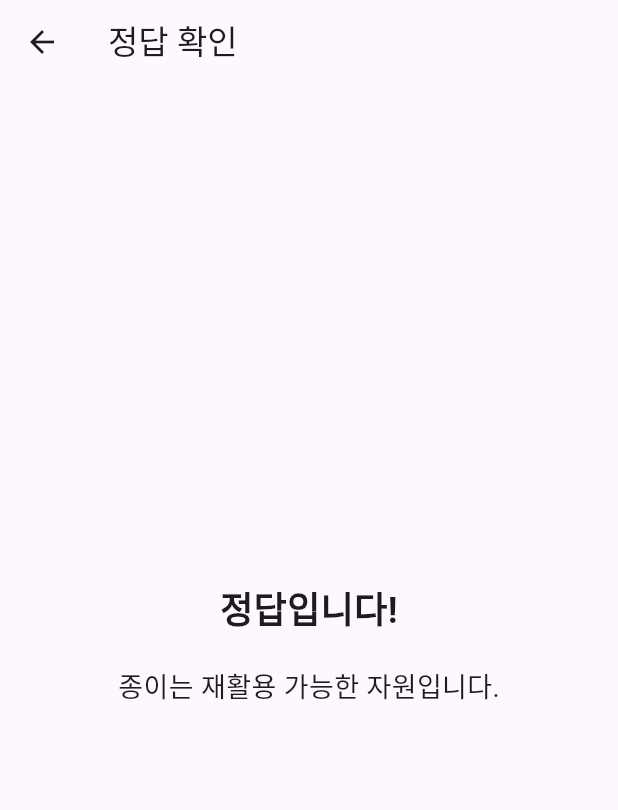
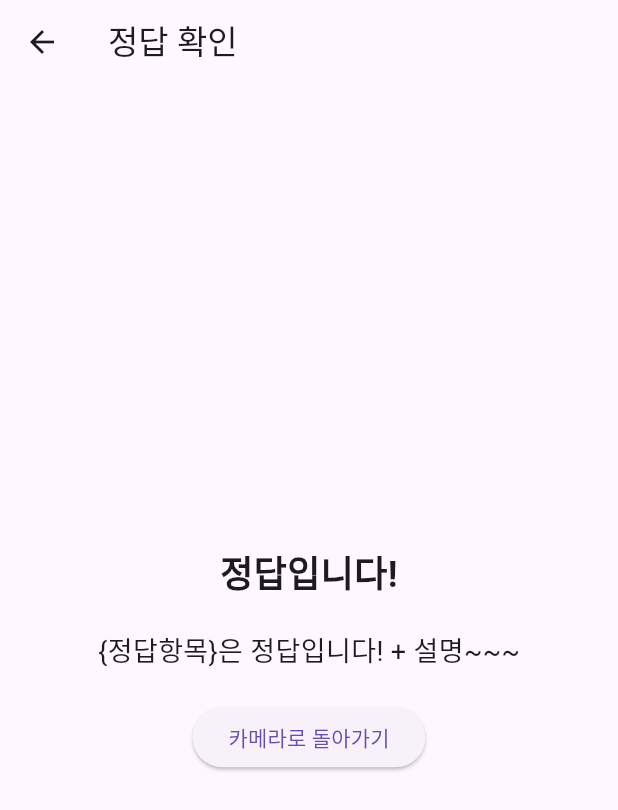
Before and after one commit to jiyun5826/1234, a Flutter app: the AnswerChoice screen opened directly, after a tap on "종이", on a phone screen of 412 x 824 dp. Shown: the top 810 px of the screen. Run offline on Flutter 3.47's test engine with Material 3 defaults, Android fonts, the phone set to English and light mode, and no system bars; our stand-ins replace camera, firebase_core; missing offline and left inert: tflite; accounts and stored records are empty; statements that could not run were skipped.

Commit message:
돌아가기

```diff
--- a/lib/page/camerapage2.dart
+++ b/lib/page/camerapage2.dart
@@ -1,6 +1,5 @@
 import 'package:flutter/material.dart';
 import 'package:project/recognition/camerarecognition.dart';
-import 'package:project/recognition/teachablemachine.dart';
 
 class CameraPage2 extends StatefulWidget {
   const CameraPage2({super.key});
--- a/lib/quiz/answerchoice.dart
+++ b/lib/quiz/answerchoice.dart
@@ -1,6 +1,6 @@
 // answer_choice.dart
 import 'package:flutter/material.dart';
-import 'package:project/answer/answeresult.dart'; // AnswerResultPage를 import
+import 'package:project/quiz/answeresult.dart'; // AnswerResultPage를 import
 
 class AnswerChoice extends StatelessWidget {
   const AnswerChoice({super.key});
@@ -36,7 +36,7 @@ class AnswerChoice extends StatelessWidget {
                     height: 150,
                     child: FloatingActionButton(
                       onPressed: () {
-                        _navigateToAnswerResult(context, '종이');
+                        _navigateToAnswerResult(context, '0');
                       },
                       child: Text("종이"),
                     ),
@@ -49,7 +49,7 @@ class AnswerChoice extends StatelessWidget {
                     height: 150,
                     child: FloatingActionButton(
                       onPressed: () {
-                        _navigateToAnswerResult(context, '플라스틱');
+                        _navigateToAnswerResult(context, '1');
                       },
                       child: Text("플라스틱"),
                     ),
@@ -62,7 +62,7 @@ class AnswerChoice extends StatelessWidget {
                     height: 150,
                     child: FloatingActionButton(
                       onPressed: () {
-                        _navigateToAnswerResult(context, '캔');
+                        _navigateToAnswerResult(context, '2');
                       },
                       child: Text("캔"),
                     ),
@@ -75,7 +75,7 @@ class AnswerChoice extends StatelessWidget {
                     height: 150,
                     child: FloatingActionButton(
                       onPressed: () {
-                        _navigateToAnswerResult(context, '일반쓰레기');
+                        _navigateToAnswerResult(context, '3');
                       },
                       child: Text("일반쓰레기"),
                     ),
--- a/lib/answer/answeresult.dart
+++ b/lib/quiz/answeresult.dart
@@ -1,5 +1,6 @@
 // answer_result.dart
 import 'package:flutter/material.dart';
+import 'package:project/page/camerapage2.dart';
 import 'package:project/quiz/answerchoice.dart'; // AnswerChoice 페이지 import
 
 class AnswerResultPage extends StatelessWidget {
@@ -9,8 +10,10 @@ class AnswerResultPage extends StatelessWidget {
 
   @override
   Widget build(BuildContext context) {
+    String recognizedAnswer = '0'; //인식값 받아와서 string형태로 저장해야함
+
     // 예시에서는 "종이"가 정답
-    bool isCorrect = selectedAnswer == '종이';
+    bool isCorrect = selectedAnswer == recognizedAnswer;
 
     return Scaffold(
       appBar: AppBar(
@@ -26,7 +29,7 @@ class AnswerResultPage extends StatelessWidget {
             ),
             SizedBox(height: 20),
             Text(
-              isCorrect ? '종이는 재활용 가능한 자원입니다.' : '정답은 종이였습니다. 다시 시도해보세요!',
+              isCorrect ? '{정답항목}은 정답입니다! + 설명~~~' : '다시 시도해보세요!',
               style: TextStyle(fontSize: 18),
             ),
             SizedBox(height: 20),
@@ -43,6 +46,18 @@ class AnswerResultPage extends StatelessWidget {
                 },
                 child: Text('다시 시도'),
               ),
+            if (isCorrect)
+              ElevatedButton(
+                onPressed: () {
+                  Navigator.pushReplacement(
+                    context,
+                    MaterialPageRoute(
+                      builder: (context) => CameraPage2(),
+                    ),
+                  );
+                },
+                child: Text('카메라로 돌아가기'),
+              ),
           ],
         ),
       ),
```
Also changed, not shown: lib/answer/correct.dart (deleted), lib/answer/wrong.dart (deleted).
